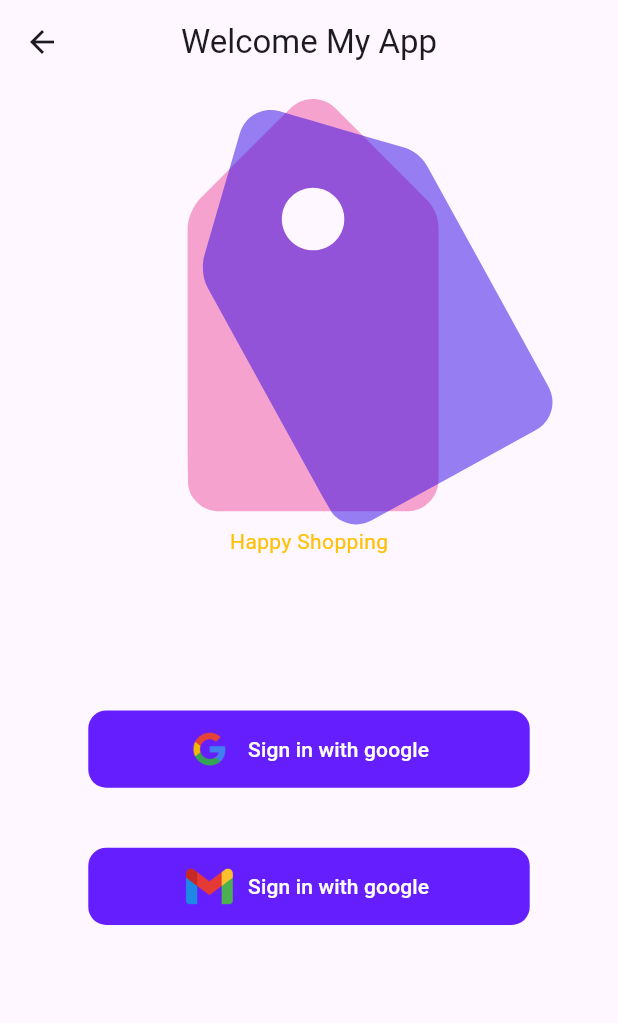
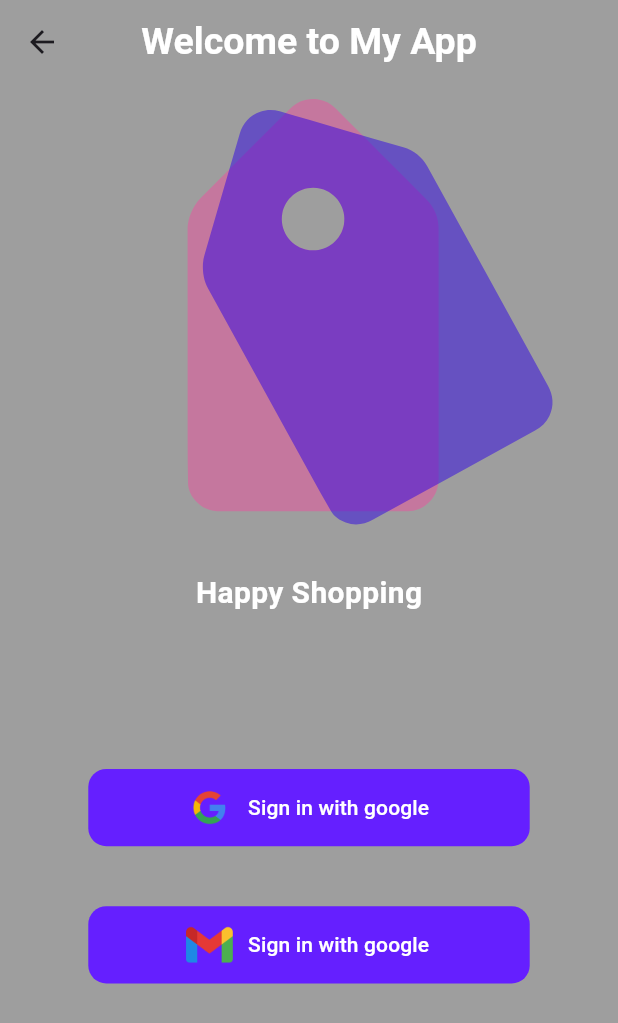
Before and after one commit to Ajaykumaryadav-Aj/trend_zen-E-commerce-app-, a Flutter app: the WelcomeScreen screen opened directly, after a tap on "Sign in with google", on a phone screen of 412 x 824 dp. Shown: the top 1023 px of the screen. Run offline on Flutter 3.47's test engine with Material 3 defaults, Android fonts, the phone set to English and light mode, and no system bars; our stand-ins replace flutter_keyboard_visibility, get, lottie.

Commit message:
signin screen

```diff
--- a/lib/main.dart
+++ b/lib/main.dart
@@ -1,5 +1,6 @@
 import 'package:flutter/material.dart';
 import 'package:get/get_navigation/src/root/get_material_app.dart';
+import 'package:trend_zen/screens/auth_ui/sign_in_screen.dart';
 import 'package:trend_zen/screens/auth_ui/splash_screen.dart';
 
 void main() {
@@ -13,13 +14,14 @@ class MyApp extends StatelessWidget {
   @override
   Widget build(BuildContext context) {
     return GetMaterialApp(
+
       title: 'Flutter Demo',
       debugShowCheckedModeBanner: false,
       theme: ThemeData(
         colorScheme: ColorScheme.fromSeed(seedColor: Colors.deepPurple),
         useMaterial3: true,
       ),
-      home: const SplashScreen(),
+      home: const SignInScreen(),
     );
   }
 }
--- /dev/null
+++ b/lib/screens/auth_ui/sign_in_screen.dart
@@ -0,0 +1,23 @@
+import 'package:flutter/material.dart';
+import 'package:flutter_keyboard_visibility/flutter_keyboard_visibility.dart';
+import 'package:lottie/lottie.dart';
+import 'package:trend_zen/utils/app_constant.dart';
+
+class SignInScreen extends StatelessWidget {
+  const SignInScreen({super.key});
+
+  @override
+  Widget build(BuildContext context) {
+    return KeyboardVisibilityBuilder(builder: (context, isKeyboardVisible) {
+      return Scaffold(
+        appBar: AppBar(
+          backgroundColor: AppConstant.backgroundColor,
+          title: const Text('sign In'),
+        ),
+        body: Column(
+          children: [Lottie.asset('assets/images/splashicon.json')],
+        ),
+      );
+    });
+  }
+}
--- a/lib/screens/auth_ui/welcome_screen.dart
+++ b/lib/screens/auth_ui/welcome_screen.dart
@@ -2,7 +2,6 @@ import 'package:flutter/material.dart';
 import 'package:get/get_core/get_core.dart';
 import 'package:get/get_navigation/get_navigation.dart';
 import 'package:lottie/lottie.dart';
-import 'package:trend_zen/screens/auth_ui/splash_screen.dart';
 import 'package:trend_zen/utils/app_constant.dart';
 
 class WelcomeScreen extends StatelessWidget {
@@ -11,10 +10,18 @@ class WelcomeScreen extends StatelessWidget {
   @override
   Widget build(BuildContext context) {
     return Scaffold(
+      backgroundColor: AppConstant.backgroundColor,
       appBar: AppBar(
         elevation: 0,
-        title: const Text('Welcome My App'),
+        title: const Text(
+          'Welcome to My App',
+          style: TextStyle(
+              fontSize: 25,
+              fontWeight: FontWeight.bold,
+              color: AppConstant.appTextColor),
+        ),
         centerTitle: true,
+        backgroundColor: AppConstant.backgroundColor,
       ),
       body: Column(
         crossAxisAlignment: CrossAxisAlignment.center,
@@ -23,49 +30,59 @@ class WelcomeScreen extends StatelessWidget {
           Container(
             child: Lottie.asset('assets/images/splashicon.json'),
           ),
+          const SizedBox(height: 30),
           const Text(
             'Happy Shopping',
-            style: TextStyle(color: Colors.amber),
+            style: TextStyle(
+                color: AppConstant.appTextColor,
+                fontWeight: FontWeight.bold,
+                fontSize: 20),
           ),
           SizedBox(
             height: Get.height / 10,
           ),
           Material(
+            elevation: 0,
+            color: AppConstant.backgroundColor,
             child: Container(
               decoration: BoxDecoration(
                   color: AppConstant.appMaincolor,
                   borderRadius: BorderRadius.circular(12)),
               height: Get.height / 16,
               width: Get.height / 2.8,
-            margin: EdgeInsets.only(top: 20),
+              margin: const EdgeInsets.only(top: 20),
               child: TextButton.icon(
-              style: ButtonStyle(),
+                style: const ButtonStyle(),
                 onPressed: () {},
                 icon: Image.asset(
                   'assets/images/google(1).png',
                 ),
-              label: Text('Sign in with google',
+                label: const Text(
+                  'Sign in with google',
                   style: TextStyle(
                     color: AppConstant.appTextColor,
-                  )),
                   ),
-          )),
-          SizedBox(height: 20),
+                ),
+              ),
+            ),
+          ),
+          const SizedBox(height: 20),
           Material(
+              color: AppConstant.backgroundColor,
               child: Container(
                 decoration: BoxDecoration(
                     color: AppConstant.appMaincolor,
                     borderRadius: BorderRadius.circular(12)),
                 height: Get.height / 16,
                 width: Get.height / 2.8,
-            margin: EdgeInsets.only(top: 20),
+                margin: const EdgeInsets.only(top: 20),
                 child: TextButton.icon(
-              style: ButtonStyle(),
+                  style: const ButtonStyle(),
                   onPressed: () {},
                   icon: Image.asset(
                     'assets/images/gmail(1).png',
                   ),
-              label: Text('Sign in with google',
+                  label: const Text('Sign in with google',
                       style: TextStyle(
                         color: AppConstant.appTextColor,
                       )),
--- a/lib/utils/app_constant.dart
+++ b/lib/utils/app_constant.dart
@@ -6,4 +6,5 @@ class AppConstant {
   static String appName = 'Trend Zon';
   static const appMaincolor = Color(0xFF651FFF);
   static const appTextColor = Color(0xFFFFFFFF);
+  static const backgroundColor = Colors.grey;
 }
--- a/pubspec.yaml
+++ b/pubspec.yaml
@@ -37,6 +37,7 @@ dependencies:
   cupertino_icons: ^1.0.8
   lottie: ^3.1.2
   get: ^4.6.6
+  flutter_keyboard_visibility: ^6.0.0
 
 dev_dependencies:
   flutter_test:
```
Also changed, not shown: pubspec.lock. Lines whose indentation alone changed are shown as unchanged.
